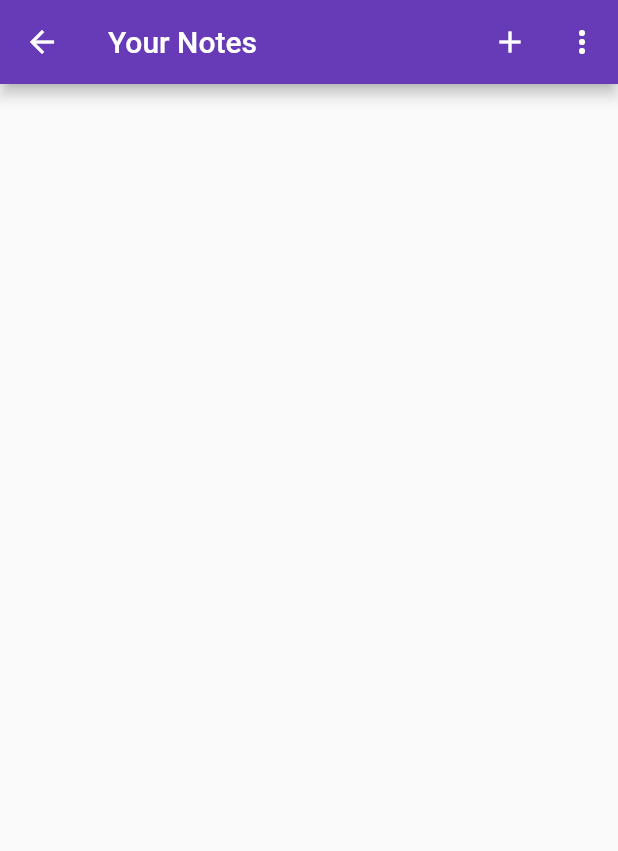
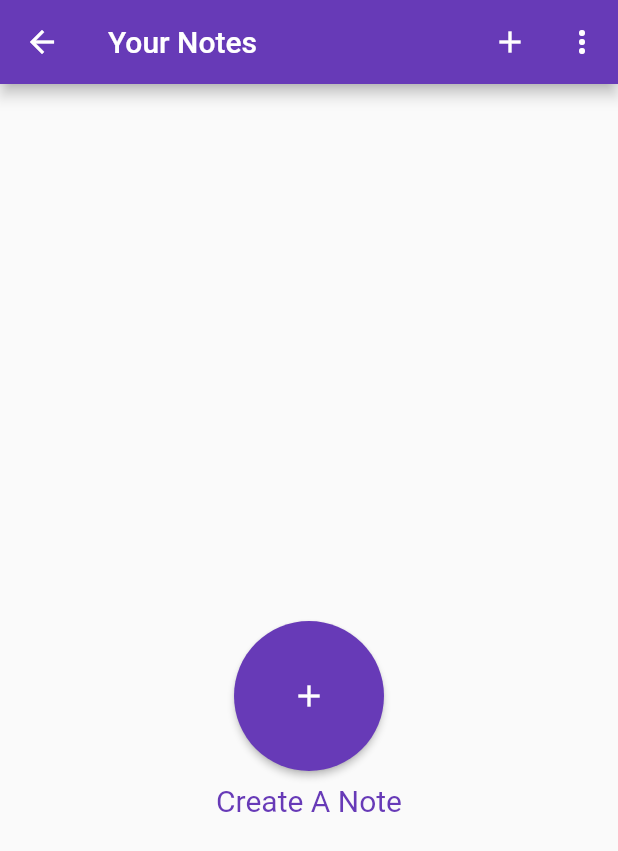
Before and after one commit to SurvePranav/makenote, a Flutter app: the NotesView screen opened by its route, on a phone screen of 412 x 824 dp. Shown: the top 851 px of the screen. Run offline on Flutter 3.47's test engine with Material 2 defaults, Android fonts, the light colour scheme and no system bars; our stand-ins replace firebase_auth, firebase_core, sqflite; accounts and stored records are empty; network calls fail.

Commit message:
Adding delete note functionality to the notes view and generalizing show dialog

```diff
--- a/lib/views/login_view.dart
+++ b/lib/views/login_view.dart
@@ -2,7 +2,7 @@ import 'package:flutter/material.dart';
 import 'package:makenote/constants/routes.dart';
 import 'package:makenote/services/auth/auth_exceptions.dart';
 import 'package:makenote/services/auth/auth_service.dart';
-import 'package:makenote/utilities/show_error_dialog.dart';
+import 'package:makenote/utilities/dialogs/error_dialog.dart';
 
 class LoginView extends StatefulWidget {
   const LoginView({super.key});
--- a/lib/views/notes/new_notes_view.dart
+++ b/lib/views/notes/new_notes_view.dart
@@ -63,6 +63,7 @@ class _NewNotesViewState extends State<NewNotesView> {
 
   @override
   void dispose() {
+    _textController.removeListener(_textControllerListener);
     _deleteNoteIfTextIsEmpty();
     _saveNoteIfTextIsNotEmpty();
     _textController.dispose();
--- /dev/null
+++ b/lib/views/notes/notes_list_view.dart
@@ -0,0 +1,94 @@
+import 'package:flutter/material.dart';
+import 'package:makenote/services/crud/notes_service.dart';
+import 'package:makenote/utilities/dialogs/delete_dialog.dart';
+
+import '../../constants/routes.dart';
+
+typedef DeleteNoteCallBack = Function(DatabaseNote note);
+
+class NotesListView extends StatelessWidget {
+  final List<DatabaseNote> notes;
+  final DeleteNoteCallBack onDeleteNote;
+  const NotesListView({
+    super.key,
+    required this.notes,
+    required this.onDeleteNote,
+  });
+
+  @override
+  Widget build(BuildContext context) {
+    if (notes.isEmpty) {
+      return Center(
+        child: Padding(
+          padding: const EdgeInsets.only(top: 350.0),
+          child: Column(
+            children: [
+              Padding(
+                padding: const EdgeInsets.all(8.0),
+                child: SizedBox(
+                  width: 100,
+                  height: 100,
+                  child: ElevatedButton(
+                    style: ElevatedButton.styleFrom(
+                      shape: const CircleBorder(),
+                    ),
+                    onPressed: () {
+                      Navigator.of(context).pushNamed(newNotesRoute);
+                    },
+                    child: const Icon(Icons.add),
+                  ),
+                ),
+              ),
+              const Text(
+                "Create A Note",
+                style: TextStyle(
+                  color: Colors.deepPurple,
+                  fontSize: 20.0,
+                ),
+              ),
+            ],
+          ),
+        ),
+      );
+    } else {
+      return ListView.builder(
+        itemCount: notes.length,
+        itemBuilder: (context, index) {
+          final note = notes[index];
+          return Padding(
+            padding: const EdgeInsets.only(
+              top: 10.0,
+              left: 10.0,
+              right: 10.0,
+            ),
+            child: Container(
+              decoration: BoxDecoration(
+                color: Colors.deepPurple,
+                borderRadius: BorderRadius.circular(20.0),
+              ),
+              child: ListTile(
+                title: Text(
+                  note.text,
+                  maxLines: 1,
+                  softWrap: true,
+                  overflow: TextOverflow.ellipsis,
+                  style: const TextStyle(color: Colors.white),
+                ),
+                trailing: IconButton(
+                  icon: const Icon(Icons.delete),
+                  color: Colors.white,
+                  onPressed: () async {
+                    final sholudDelete = await showDeleteDialog(context);
+                    if (sholudDelete) {
+                      onDeleteNote(note);
+                    }
+                  },
+                ),
+              ),
+            ),
+          );
+        },
+      );
+    }
+  }
+}
--- a/lib/views/register_view.dart
+++ b/lib/views/register_view.dart
@@ -2,7 +2,7 @@ import 'package:flutter/material.dart';
 import 'package:makenote/constants/routes.dart';
 import 'package:makenote/services/auth/auth_exceptions.dart';
 import 'package:makenote/services/auth/auth_service.dart';
-import '../utilities/show_error_dialog.dart';
+import '../utilities/dialogs/error_dialog.dart';
 
 class RegisterView extends StatefulWidget {
   const RegisterView({super.key});
```
Also changed, not shown: lib/utilities/dialogs/delete_dialog.dart (added, +14 -0 lines), lib/utilities/dialogs/error_dialog.dart (added, +16 -0 lines), lib/utilities/dialogs/generic_dialog.dart (added, +33 -0 lines), lib/utilities/dialogs/logout_dialog.dart (added, +14 -0 lines), lib/utilities/show_error_dialog.dart (deleted, +0 -23 lines), lib/views/notes/notes_view.dart (+6 -95 lines).
